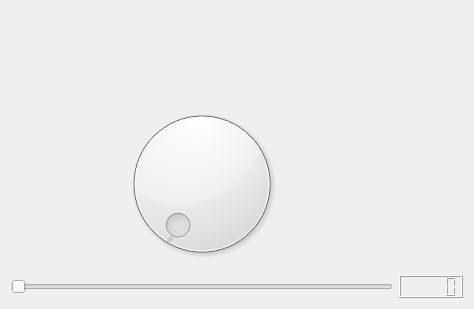
This is code/handgui/src/CMakeQt.ui in LeeRedden/bracchium as Qt 5 draws it before an edit. The edited form follows.
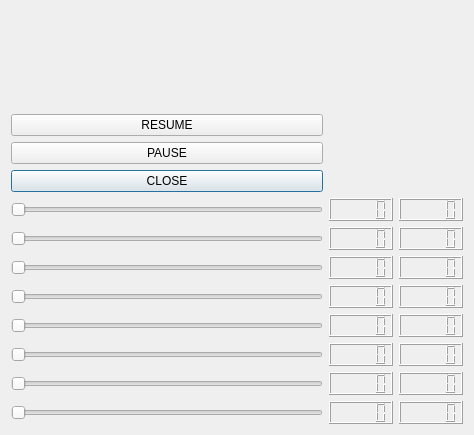
This is the edited form.

Commit message: added 8 bars on the gui, a calibration class and integrated the low level drives from phidgets into a higher scale class.

Diff of the .ui file:
```diff
--- a/code/handgui/src/CMakeQt.ui
+++ b/code/handgui/src/CMakeQt.ui
@@ -7,32 +7,144 @@
     <x>0</x>
     <y>0</y>
     <width>474</width>
-    <height>309</height>
+    <height>435</height>
    </rect>
   </property>
   <property name="windowTitle">
    <string>CMakeQt</string>
   </property>
   <layout class="QGridLayout" name="gridLayout">
-   <item row="4" column="1">
-    <widget class="QLCDNumber" name="lcdNumber"/>
+   <item row="12" column="1">
+    <widget class="QSlider" name="horizontalSlider2">
+     <property name="orientation">
+      <enum>Qt::Horizontal</enum>
+     </property>
+    </widget>
    </item>
-   <item row="0" column="0" colspan="2">
+   <item row="11" column="1">
+    <widget class="QSlider" name="horizontalSlider3">
+     <property name="orientation">
+      <enum>Qt::Horizontal</enum>
+     </property>
+    </widget>
+   </item>
+   <item row="10" column="1">
+    <widget class="QSlider" name="horizontalSlider4">
+     <property name="orientation">
+      <enum>Qt::Horizontal</enum>
+     </property>
+    </widget>
+   </item>
+   <item row="14" column="2">
+    <widget class="QLCDNumber" name="lcd0_0"/>
+   </item>
+   <item row="9" column="1">
+    <widget class="QSlider" name="horizontalSlider5">
+     <property name="orientation">
+      <enum>Qt::Horizontal</enum>
+     </property>
+    </widget>
+   </item>
+   <item row="13" column="2">
+    <widget class="QLCDNumber" name="lcd1_0"/>
+   </item>
+   <item row="7" column="1">
+    <widget class="QSlider" name="horizontalSlider7">
+     <property name="orientation">
+      <enum>Qt::Horizontal</enum>
+     </property>
+    </widget>
+   </item>
+   <item row="13" column="1">
+    <widget class="QSlider" name="horizontalSlider1">
+     <property name="orientation">
+      <enum>Qt::Horizontal</enum>
+     </property>
+    </widget>
+   </item>
+   <item row="1" column="1" colspan="3">
     <widget class="QLabel" name="label">
      <property name="text">
       <string/>
      </property>
     </widget>
    </item>
-   <item row="4" column="0">
-    <widget class="QSlider" name="horizontalSlider">
+   <item row="14" column="1">
+    <widget class="QSlider" name="horizontalSlider0">
      <property name="orientation">
       <enum>Qt::Horizontal</enum>
      </property>
     </widget>
    </item>
-   <item row="1" column="0" rowspan="2">
-    <widget class="QDial" name="dial"/>
+   <item row="14" column="3">
+    <widget class="QLCDNumber" name="lcd0_1"/>
+   </item>
+   <item row="8" column="1">
+    <widget class="QSlider" name="horizontalSlider6">
+     <property name="orientation">
+      <enum>Qt::Horizontal</enum>
+     </property>
+    </widget>
+   </item>
+   <item row="11" column="3">
+    <widget class="QLCDNumber" name="lcd3_1"/>
+   </item>
+   <item row="13" column="3">
+    <widget class="QLCDNumber" name="lcd1_1"/>
+   </item>
+   <item row="12" column="2">
+    <widget class="QLCDNumber" name="lcd2_0"/>
+   </item>
+   <item row="12" column="3">
+    <widget class="QLCDNumber" name="lcd2_1"/>
+   </item>
+   <item row="11" column="2">
+    <widget class="QLCDNumber" name="lcd3_0"/>
+   </item>
+   <item row="10" column="2">
+    <widget class="QLCDNumber" name="lcd4_0"/>
+   </item>
+   <item row="10" column="3">
+    <widget class="QLCDNumber" name="lcd4_1"/>
+   </item>
+   <item row="9" column="2">
+    <widget class="QLCDNumber" name="lcd5_0"/>
+   </item>
+   <item row="9" column="3">
+    <widget class="QLCDNumber" name="lcd5_1"/>
+   </item>
+   <item row="8" column="2">
+    <widget class="QLCDNumber" name="lcd6_0"/>
+   </item>
+   <item row="8" column="3">
+    <widget class="QLCDNumber" name="lcd6_1"/>
+   </item>
+   <item row="7" column="2">
+    <widget class="QLCDNumber" name="lcd7_0"/>
+   </item>
+   <item row="7" column="3">
+    <widget class="QLCDNumber" name="lcd7_1"/>
+   </item>
+   <item row="6" column="1">
+    <widget class="QPushButton" name="closeButton">
+     <property name="text">
+      <string>CLOSE</string>
+     </property>
+    </widget>
+   </item>
+   <item row="3" column="1">
+    <widget class="QPushButton" name="pauseButton">
+     <property name="text">
+      <string>PAUSE</string>
+     </property>
+    </widget>
+   </item>
+   <item row="2" column="1">
+    <widget class="QPushButton" name="resumeButton">
+     <property name="text">
+      <string>RESUME</string>
+     </property>
+    </widget>
    </item>
   </layout>
  </widget>
```
The commit also changes 18 other files.
